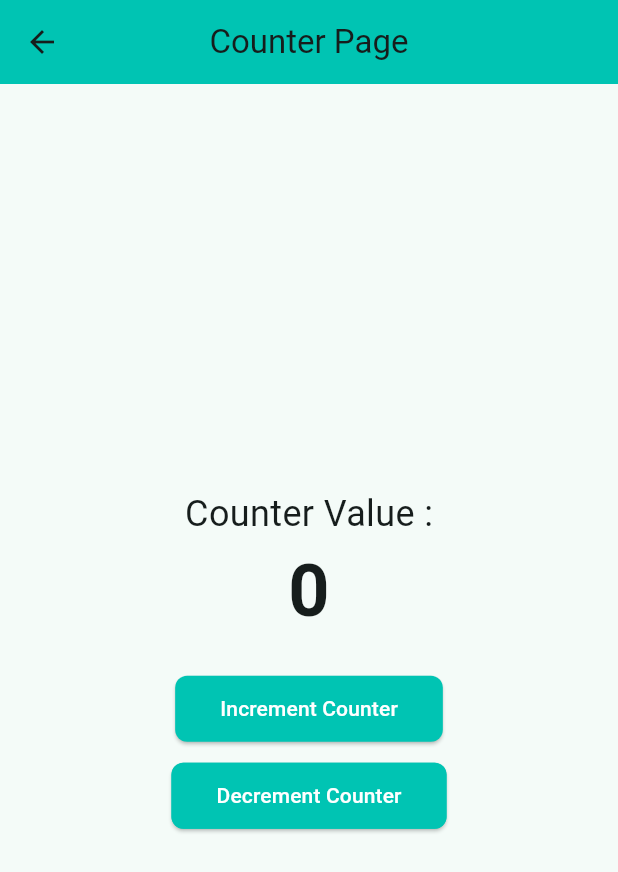
After one commit to kouprojects08-sketch/Tugas2_pemrogamanMobile, a Flutter app: the CounterPage screen opened directly, on a phone screen of 412 x 824 dp. The commit adds this screen. Shown: the top 872 px of the screen. Run offline on Flutter 3.47's test engine with Material 3 defaults, Android fonts, the phone set to English and light mode, and no system bars.

Commit message:
Initial commit - Flutter project

```diff
--- /dev/null
+++ b/lib/pages/counter_page.dart
@@ -0,0 +1,84 @@
+import 'package:flutter/material.dart';
+
+class CounterPage extends StatefulWidget {
+  const CounterPage({super.key});
+
+  @override
+  State<CounterPage> createState() => _CounterPageState();
+}
+
+class _CounterPageState extends State<CounterPage> {
+  int counter = 0;
+
+  void increment() => setState(() => counter++);
+  void decrement() => setState(() => counter--);
+
+  @override
+  Widget build(BuildContext context) {
+    const Color mainColor = Color(0xFF00C4B3);
+
+    return Scaffold(
+      appBar: AppBar(
+        title: const Text("Counter Page"),
+        backgroundColor: mainColor,
+        centerTitle: true,
+      ),
+      body: Center(
+        child: Column(
+          mainAxisAlignment: MainAxisAlignment.center,
+          children: [
+            const Text(
+              "Counter Value :",
+              style: TextStyle(fontSize: 24),
+            ),
+            Text(
+              '$counter',
+              style: const TextStyle(
+                fontSize: 48,
+                fontWeight: FontWeight.bold,
+              ),
+            ),
+            const SizedBox(height: 20),
+
+            // Tombol Increment (filled, teks putih)
+            ElevatedButton(
+              onPressed: increment,
+              style: ElevatedButton.styleFrom(
+                backgroundColor: mainColor,
+                padding:
+                    const EdgeInsets.symmetric(horizontal: 30, vertical: 12),
+                shape: RoundedRectangleBorder(
+                  borderRadius: BorderRadius.circular(8),
+                ),
+              ),
+              child: const Text(
+                "Increment Counter",
+                style: TextStyle(color: Colors.white),
+              ),
+            ),
+
+            const SizedBox(height: 10),
+
+            // Tombol Decrement — teks putih agar kontras dan tidak "nyaru"
+            ElevatedButton(
+              onPressed: decrement,
+              style: ElevatedButton.styleFrom(
+                backgroundColor: mainColor, // buat kontras dengan teks putih
+                padding:
+                    const EdgeInsets.symmetric(horizontal: 30, vertical: 12),
+                shape: RoundedRectangleBorder(
+                  borderRadius: BorderRadius.circular(8),
+                  side: BorderSide(color: mainColor),
+                ),
+              ),
+              child: const Text(
+                "Decrement Counter",
+                style: TextStyle(color: Colors.white), // <-- perubahan utama
+              ),
+            ),
+          ],
+        ),
+      ),
+    );
+  }
+}
--- /dev/null
+++ b/lib/providers/counter_provider.dart
@@ -0,0 +1,17 @@
+import 'package:flutter/material.dart';
+
+class CounterProvider with ChangeNotifier {
+  int _counter = 0;
+
+  int get counter => _counter;
+
+  void increment() {
+    _counter++;
+    notifyListeners();
+  }
+
+  void decrement() {
+    _counter--;
+    notifyListeners();
+  }
+}
```
Also changed, not shown: lib/main.dart (+118 -37 lines), lib/pages/home_page.dart (renamed from lib/home_page.dart, +11 -11 lines), lib/second_page.dart (deleted, +0 -22 lines), lib/widgets/costume_drawer.dart (added, +55 -0 lines), pubspec.yaml (+3 -71 lines), lib/pages/about_page.dart (renamed from lib/about_page.dart), lib/pages/contact_page.dart (added), lib/pages/second_page.dart (added), pubspec.lock.
